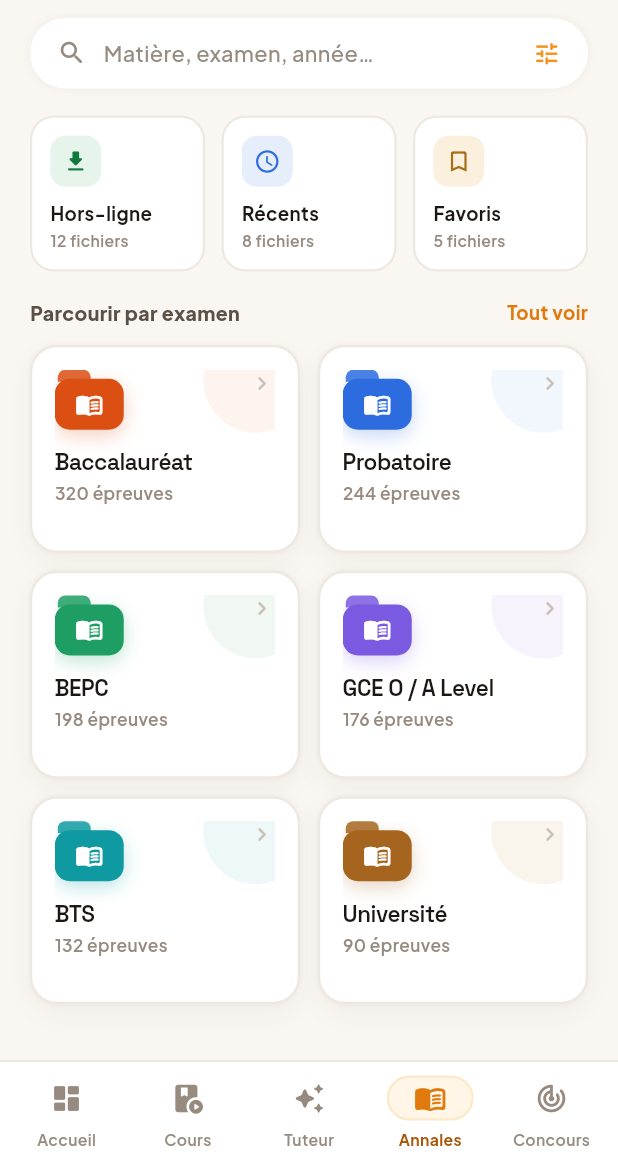
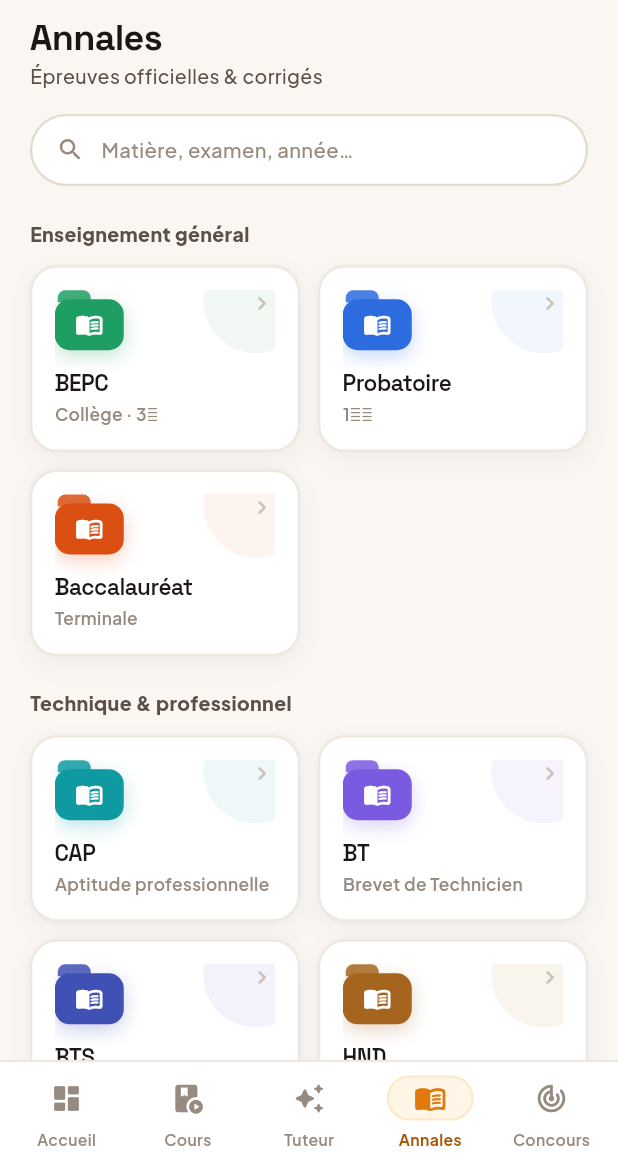
Before and after one commit to ludagg/onbuch-v2, a Flutter app: the AnnalesLibraryScreen screen opened by its route, on a phone screen of 412 x 824 dp, the part 72-1236 px from its top. Run offline on Flutter 3.47's test engine with Material 3 defaults, Android fonts, the phone set to English and light mode, and no system bars; our stand-ins replace appwrite, camera, file_picker, firebase_core, firebase_messaging, fl_chart and 11 more; missing offline and left inert: gpt_markdown; accounts and stored records are empty; network calls fail.

Commit message:
Annales : page d'accueil par catégories d'examen (ordonnées)
Remplace les dossiers démo par les 10 catégories réelles, groupées et ordonnées
par cycle/système : Général (BEPC, Probatoire, Bac), Technique & pro (CAP, BT,
BTS, HND), Anglophone GCE (O Level, A Level), Concours. Sous-titres descriptifs
(plus de compteurs factices). Chaque carte → /annales/folder/{nom}.

Co-Authored-By: Claude Opus 4.8 (1M context) <noreply@anthropic.com>
Claude-Session: https://claude.ai/code/session_01SyEdjYbgCw9yPqHpuvtDDx

```diff
--- a/lib/screens/annales/annales_library_screen.dart
+++ b/lib/screens/annales/annales_library_screen.dart
@@ -3,13 +3,29 @@ import 'package:go_router/go_router.dart';
 import '../../theme/app_theme.dart';
 import '../../widgets/ob_widgets.dart';
 
-const _examFolders = [
-  ('Baccalauréat', 320, Color(0xFFDB4F12), Color(0xFFFDEBE2)),
-  ('Probatoire', 244, Color(0xFF2D6CDF), Color(0xFFE7EEFB)),
-  ('BEPC', 198, Color(0xFF1E9E63), Color(0xFFE5F3EB)),
-  ('GCE O / A Level', 176, Color(0xFF7A5AE0), Color(0xFFEEE9FA)),
-  ('BTS', 132, Color(0xFF0E9AA0), Color(0xFFE1F2F2)),
-  ('Université', 90, Color(0xFFA6651E), Color(0xFFF6ECDC)),
+/// Une catégorie d'examen : libellé, sous-titre, couleur d'accent + fond.
+typedef _Cat = (String name, String subtitle, Color c, Color bg);
+
+/// Catégories d'annales, ordonnées par cycle puis par système.
+const List<(String, List<_Cat>)> _sections = [
+  ('Enseignement général', [
+    ('BEPC', 'Collège · 3ᵉ', Color(0xFF1E9E63), Color(0xFFE5F3EB)),
+    ('Probatoire', '1ʳᵉ', Color(0xFF2D6CDF), Color(0xFFE7EEFB)),
+    ('Baccalauréat', 'Terminale', Color(0xFFDB4F12), Color(0xFFFDEBE2)),
+  ]),
+  ('Technique & professionnel', [
+    ('CAP', 'Aptitude professionnelle', Color(0xFF0E9AA0), Color(0xFFE1F2F2)),
+    ('BT', 'Brevet de Technicien', Color(0xFF7A5AE0), Color(0xFFEEE9FA)),
+    ('BTS', 'Technicien supérieur', Color(0xFF3F51B5), Color(0xFFE8EAF6)),
+    ('HND', 'Higher National Diploma', Color(0xFFA6651E), Color(0xFFF6ECDC)),
+  ]),
+  ('Anglophone — GCE', [
+    ('GCE O Level', 'Ordinary Level', Color(0xFF00897B), Color(0xFFE0F2F1)),
+    ('GCE A Level', 'Advanced Level', Color(0xFF5E35B1), Color(0xFFEDE7F6)),
+  ]),
+  ('Concours', [
+    ('Concours', 'Écoles & fonction publique', Color(0xFFC0392B), Color(0xFFFBEAE5)),
+  ]),
 ];
 
 class AnnalesLibraryScreen extends StatelessWidget {
@@ -27,121 +43,73 @@ class AnnalesLibraryScreen extends StatelessWidget {
         actions: obTopActions(context),
       ),
       body: SingleChildScrollView(
-        padding: const EdgeInsets.fromLTRB(0, 4, 0, 24),
+        padding: const EdgeInsets.fromLTRB(20, 4, 20, 28),
         child: Column(crossAxisAlignment: CrossAxisAlignment.start, children: [
-          // Search
-          Padding(
-            padding: const EdgeInsets.symmetric(horizontal: 20),
+          Text('Annales', style: display(24, weight: FontWeight.w700)),
+          const SizedBox(height: 3),
+          Text('Épreuves officielles & corrigés', style: body(13, color: OC.ink2, weight: FontWeight.w500)),
+          const SizedBox(height: 16),
+
+          // Recherche
+          GestureDetector(
+            behavior: HitTestBehavior.opaque,
+            onTap: () => context.push('/cours-search'),
             child: Container(
-              padding: const EdgeInsets.symmetric(horizontal: 18, vertical: 13),
+              padding: const EdgeInsets.symmetric(horizontal: 16, vertical: 13),
               decoration: BoxDecoration(
                 color: OC.paper,
                 borderRadius: BorderRadius.circular(999),
-                boxShadow: [BoxShadow(color: OC.ink.withValues(alpha:0.05), blurRadius: 5)],
+                border: Border.all(color: OC.line2, width: 1.5),
               ),
               child: Row(children: [
-                Icon(Icons.search_rounded, size: 20, color: OC.muted),
+                Icon(Icons.search_rounded, size: 19, color: OC.muted),
                 const SizedBox(width: 11),
-                Expanded(child: Text('Matière, examen, année…', style: body(14.5, color: OC.muted, weight: FontWeight.w500))),
-                const Icon(Icons.tune_rounded, size: 19, color: OC.o500),
+                Text('Matière, examen, année…', style: body(13.5, color: OC.muted, weight: FontWeight.w500)),
               ]),
             ),
           ),
-          const SizedBox(height: 18),
+          const SizedBox(height: 22),
 
-          // Quick access
-          Padding(
-            padding: const EdgeInsets.symmetric(horizontal: 20),
-            child: Row(children: [
-              _QuickCard(Icons.download_rounded, 'Hors-ligne', '12', OC.waInk, OC.goodBg,
-                  () => context.push('/annales/offline')),
-              const SizedBox(width: 11),
-              _QuickCard(Icons.access_time_rounded, 'Récents', '8', OC.blue, OC.blueBg,
-                  () => context.push('/annales/recent')),
-              const SizedBox(width: 11),
-              _QuickCard(Icons.bookmark_outline_rounded, 'Favoris', '5', const Color(0xFFA6701A), const Color(0xFFFBF0DD),
-                  () => context.push('/annales/favorites')),
+          for (final section in _sections) ...[
+            Text(section.$1, style: body(13, weight: FontWeight.w800, color: OC.ink2)),
+            const SizedBox(height: 12),
+            _grid(context, section.$2),
+            const SizedBox(height: 22),
+          ],
         ]),
       ),
-          const SizedBox(height: 18),
+    );
+  }
 
-          // Browse folders
-          Padding(
-            padding: const EdgeInsets.symmetric(horizontal: 20),
-            child: Row(children: [
-              Text('Parcourir par examen', style: body(13, weight: FontWeight.w800, color: OC.ink2)),
-              const Spacer(),
-              Text('Tout voir', style: body(12.5, weight: FontWeight.w700, color: OC.o600)),
-            ]),
-          ),
-          const SizedBox(height: 12),
-          Padding(
-            padding: const EdgeInsets.symmetric(horizontal: 20),
-            child: GridView.count(
+  Widget _grid(BuildContext context, List<_Cat> cats) {
+    // Une seule catégorie → carte pleine largeur ; sinon grille 2 colonnes.
+    if (cats.length == 1) {
+      return _FolderCard(cat: cats.first, wide: true,
+          onTap: () => context.push('/annales/folder/${cats.first.$1}'));
+    }
+    return GridView.count(
       shrinkWrap: true,
       physics: const NeverScrollableScrollPhysics(),
       crossAxisCount: 2,
       mainAxisSpacing: 12,
       crossAxisSpacing: 12,
-              childAspectRatio: 1.3,
-              children: _examFolders.map((f) => _FolderCard(
-                name: f.$1,
-                count: f.$2,
-                c: f.$3,
-                bg: f.$4,
-                onTap: () => context.go('/annales/folder/${f.$1}'),
-              )).toList(),
-            ),
-          ),
-        ]),
-      ),
+      childAspectRatio: 1.45,
+      children: cats
+          .map((c) => _FolderCard(cat: c, onTap: () => context.push('/annales/folder/${c.$1}')))
+          .toList(),
     );
   }
 }
 
-class _QuickCard extends StatelessWidget {
-  final IconData icon;
-  final String label, count;
-  final Color c, bg;
+class _FolderCard extends StatelessWidget {
+  final _Cat cat;
+  final bool wide;
   final VoidCallback onTap;
-  const _QuickCard(this.icon, this.label, this.count, this.c, this.bg, this.onTap);
+  const _FolderCard({required this.cat, required this.onTap, this.wide = false});
 
   @override
   Widget build(BuildContext context) {
-    return Expanded(child: GestureDetector(
-      behavior: HitTestBehavior.opaque,
-      onTap: onTap,
-      child: Container(
-      padding: const EdgeInsets.all(12),
-      decoration: BoxDecoration(
-        color: OC.paper,
-        borderRadius: BorderRadius.circular(16),
-        border: Border.all(color: OC.line, width: 1.5),
-      ),
-      child: Column(crossAxisAlignment: CrossAxisAlignment.start, children: [
-        Container(
-          width: 34, height: 34,
-          decoration: BoxDecoration(color: bg, borderRadius: BorderRadius.circular(10)),
-          child: Icon(icon, size: 18, color: c),
-        ),
-        const SizedBox(height: 9),
-        Text(label, style: body(12.5, weight: FontWeight.w700)),
-        const SizedBox(height: 1),
-        Text('$count fichiers', style: body(10.5, color: OC.muted, weight: FontWeight.w600)),
-      ]),
-    )));
-  }
-}
-
-class _FolderCard extends StatelessWidget {
-  final String name;
-  final int count;
-  final Color c, bg;
-  final VoidCallback onTap;
-  const _FolderCard({required this.name, required this.count, required this.c, required this.bg, required this.onTap});
-
-  @override
-  Widget build(BuildContext context) {
+    final (name, subtitle, c, bg) = cat;
     return GestureDetector(
       onTap: onTap,
       child: Container(
@@ -151,24 +119,48 @@ class _FolderCard extends StatelessWidget {
           borderRadius: BorderRadius.circular(18),
           border: Border.all(color: OC.line, width: 1.5),
           boxShadow: [
-            BoxShadow(color: OC.ink.withValues(alpha:0.04), blurRadius: 2),
-            BoxShadow(color: OC.ink.withValues(alpha:0.04), blurRadius: 14, offset: const Offset(0, 6)),
+            BoxShadow(color: OC.ink.withValues(alpha: 0.04), blurRadius: 2),
+            BoxShadow(color: OC.ink.withValues(alpha: 0.04), blurRadius: 14, offset: const Offset(0, 6)),
           ],
         ),
         child: Stack(children: [
           Positioned(top: -28, right: -22,
-            child: Container(width: 70, height: 70, decoration: BoxDecoration(
-              color: bg.withValues(alpha:0.55), shape: BoxShape.circle))),
+              child: Container(width: 70, height: 70,
+                  decoration: BoxDecoration(color: bg.withValues(alpha: 0.55), shape: BoxShape.circle))),
+          if (wide)
+            Row(children: [
+              _folderIcon(c),
+              const SizedBox(width: 14),
+              Expanded(child: Column(crossAxisAlignment: CrossAxisAlignment.start, children: [
+                Text(name, style: display(16, weight: FontWeight.w700)),
+                const SizedBox(height: 3),
+                Text(subtitle, style: body(11.5, color: OC.muted, weight: FontWeight.w600)),
+              ])),
+              Icon(Icons.chevron_right_rounded, color: OC.faint, size: 20),
+            ])
+          else
             Column(crossAxisAlignment: CrossAxisAlignment.start, children: [
-            // folder icon
-            Stack(children: [
-              SizedBox(
+              _folderIcon(c),
+              const SizedBox(height: 14),
+              Text(name, style: display(15, weight: FontWeight.w600).copyWith(height: 1.1)),
+              const SizedBox(height: 3),
+              Text(subtitle, maxLines: 1, overflow: TextOverflow.ellipsis,
+                  style: body(11.5, color: OC.muted, weight: FontWeight.w600)),
+            ]),
+          if (!wide)
+            Positioned(right: 0, top: 0, child: Icon(Icons.chevron_right_rounded, color: OC.faint, size: 18)),
+        ]),
+      ),
+    );
+  }
+
+  Widget _folderIcon(Color c) => SizedBox(
         width: 46, height: 40,
         child: Stack(children: [
           Positioned(top: 0, left: 2, child: Container(
             width: 22, height: 8,
             decoration: BoxDecoration(
-                      color: c.withValues(alpha:0.85),
+              color: c.withValues(alpha: 0.85),
               borderRadius: const BorderRadius.only(topLeft: Radius.circular(5), topRight: Radius.circular(5)),
             ),
           )),
@@ -177,21 +169,10 @@ class _FolderCard extends StatelessWidget {
             decoration: BoxDecoration(
               color: c,
               borderRadius: BorderRadius.circular(10),
-                      boxShadow: [BoxShadow(color: c.withValues(alpha:0.27), blurRadius: 10, offset: const Offset(0, 4))],
+              boxShadow: [BoxShadow(color: c.withValues(alpha: 0.27), blurRadius: 10, offset: const Offset(0, 4))],
             ),
             child: const Icon(Icons.menu_book_rounded, color: Colors.white, size: 19),
           )),
         ]),
-              ),
-            ]),
-            const SizedBox(height: 14),
-            Text(name, style: display(15, weight: FontWeight.w600).copyWith(height: 1.1)),
-            const SizedBox(height: 3),
-            Text('$count épreuves', style: body(11.5, color: OC.muted, weight: FontWeight.w600)),
-          ]),
-          Positioned(right: 0, top: 0, child: Icon(Icons.chevron_right_rounded, color: OC.faint, size: 18)),
-        ]),
-      ),
       );
 }
-}
```
Lines whose indentation alone changed are shown as unchanged.
